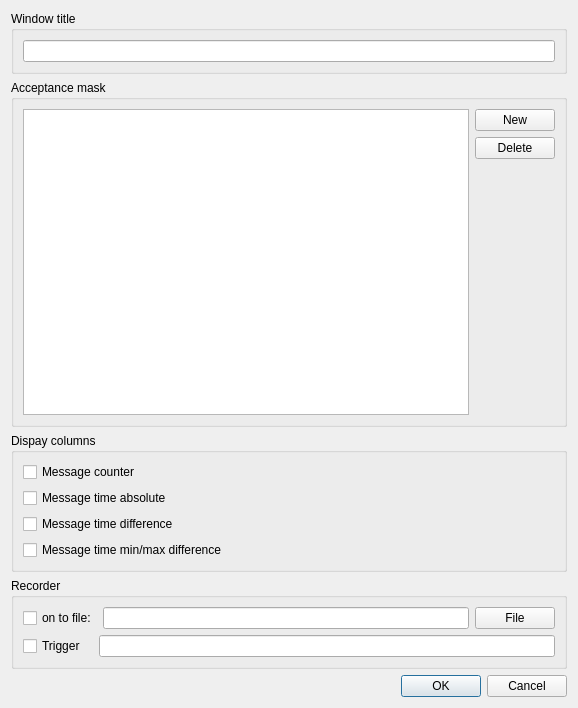
First picture: the form in Src/GUI/Qt/Widgets/CanMessage/CanMessageWindowConfigDialog.ui, repository eclipse-openxilenv/openxilenv, before the edit.
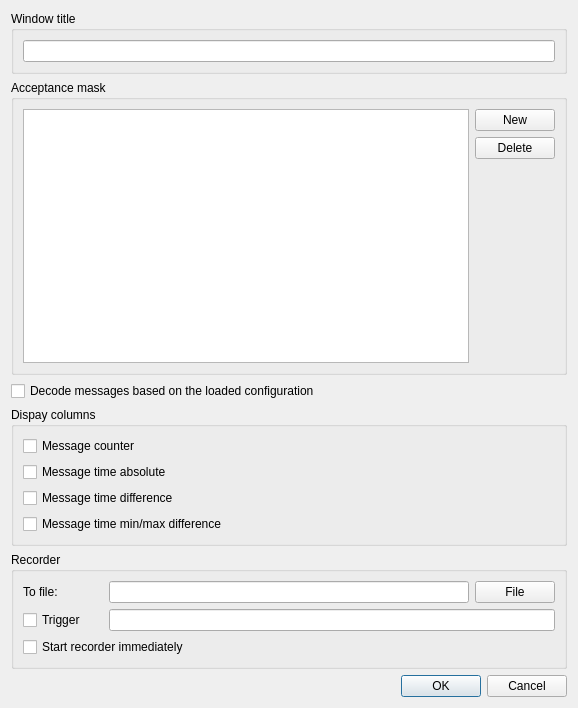
Second picture: the form after the edit. Icons and pictures are not drawn.

Commit message: Decoded CAN messages

Diff of the .ui file:
```diff
--- a/Src/GUI/Qt/Widgets/CanMessage/CanMessageWindowConfigDialog.ui
+++ b/Src/GUI/Qt/Widgets/CanMessage/CanMessageWindowConfigDialog.ui
@@ -80,6 +80,13 @@
      </layout>
     </widget>
    </item>
+   <item>
+    <widget class="QCheckBox" name="DecodeCheckBox">
+     <property name="text">
+      <string>Decode messages based on the loaded configuration</string>
+     </property>
+    </widget>
+   </item>
    <item>
     <widget class="QGroupBox" name="DisplayColumnsGroupBox">
      <property name="title">
@@ -126,15 +133,15 @@
       <item>
        <layout class="QHBoxLayout" name="horizontalLayout_2">
         <item>
-         <widget class="QCheckBox" name="RecorderOnCheckBox">
+         <widget class="QLabel" name="label">
           <property name="minimumSize">
            <size>
-            <width>70</width>
+            <width>80</width>
             <height>0</height>
            </size>
           </property>
           <property name="text">
-           <string>on to file:</string>
+           <string>To file: </string>
           </property>
          </widget>
         </item>
@@ -156,7 +163,7 @@
          <widget class="QCheckBox" name="RecorderTriggerCheckBox">
           <property name="minimumSize">
            <size>
-            <width>70</width>
+            <width>80</width>
             <height>0</height>
            </size>
           </property>
@@ -170,6 +177,19 @@
         </item>
        </layout>
       </item>
+      <item>
+       <widget class="QCheckBox" name="RecorderOnCheckBox">
+        <property name="minimumSize">
+         <size>
+          <width>70</width>
+          <height>0</height>
+         </size>
+        </property>
+        <property name="text">
+         <string>Start recorder immediately</string>
+        </property>
+       </widget>
+      </item>
      </layout>
     </widget>
    </item>
```
Left out of the diff: 16 changed lines with no effect on the pictures. The commit also changes 53 other files.
